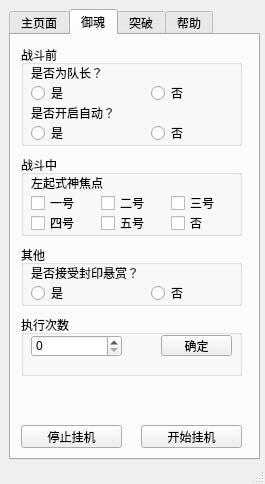
Qt form yyswindow.ui (huangyisan/yys_assistant) before a commit.
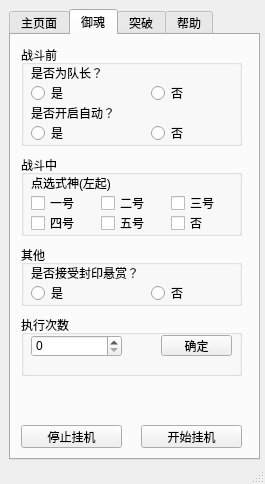
The same form after that commit.

Commit message: 式神点选功能

Patch:
```diff
--- a/yyswindow.ui
+++ b/yyswindow.ui
@@ -541,7 +541,7 @@
         </rect>
        </property>
        <property name="text">
-        <string>左起式神焦点</string>
+        <string>点选式神(左起)</string>
        </property>
       </widget>
      </widget>
```
The commit also changes 8 other files.
